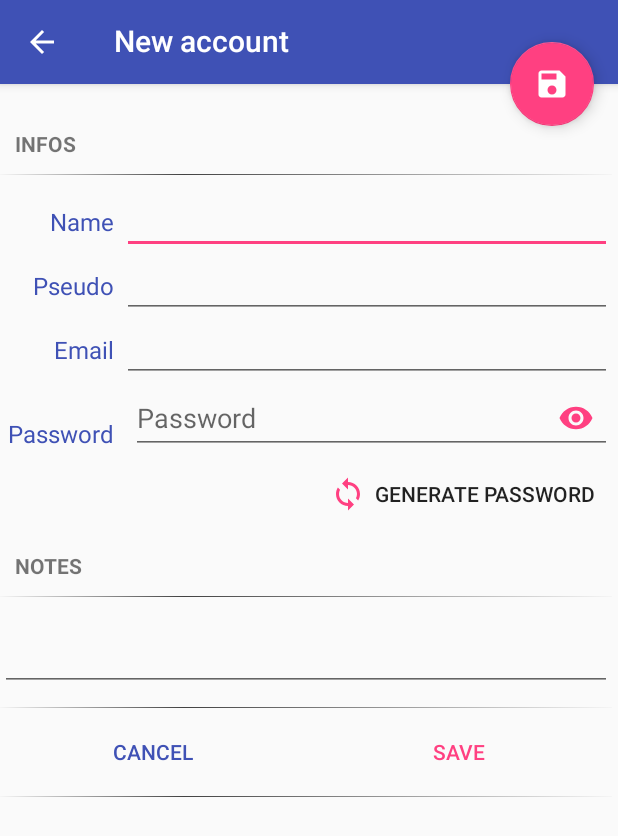
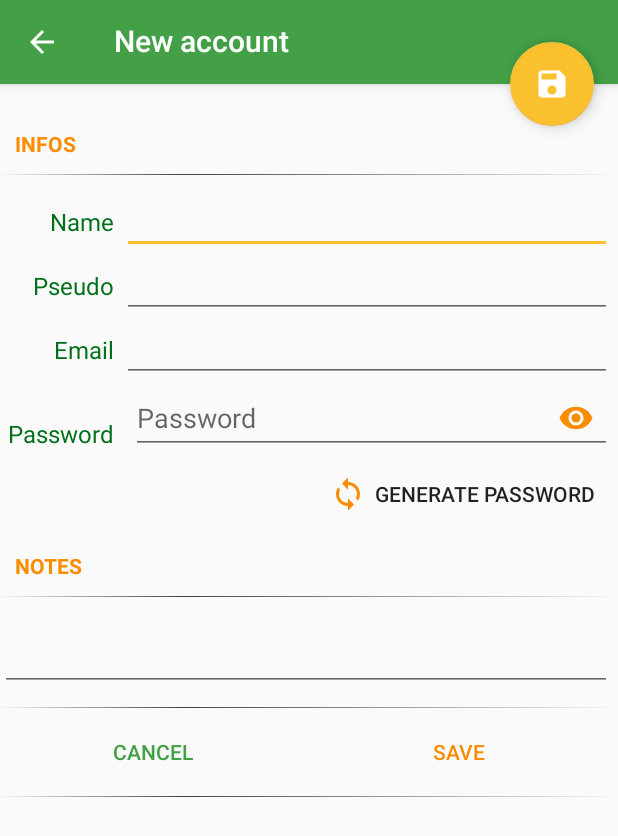
Before and after one commit to derlin-easypass/easypass-android-mse, an Android app: the AccountEditFragment screen opened directly, with no data from a screen before it, on a phone screen of 412 x 824 dp. Shown: the top 836 px of the screen. Run offline under Robolectric (Android 15) with nearby library versions, the light colour scheme and no system bars; libraries missing offline, so code that uses them is left out: com.shawnlin.numberpicker, nl.komponents.kovenant.

Commit message:
try colors green + yellow

```diff
--- a/app/src/main/res/layout/account_detail.xml
+++ b/app/src/main/res/layout/account_detail.xml
@@ -75,7 +75,7 @@
                 android:id="@+id/details_show_password"
                 android:layout_marginEnd="15dp"
                 android:background="@drawable/ic_visibility_on"
-                android:backgroundTint="@color/colorAccent"
+                android:backgroundTint="@color/colorSecondary"
                 android:layout_width="wrap_content"
                 android:layout_height="wrap_content"
                 android:contentDescription="toggle password view"/>
--- a/app/src/main/res/layout/account_edit.xml
+++ b/app/src/main/res/layout/account_edit.xml
@@ -92,7 +92,7 @@
             style="@style/details_edit_value"
             app:hintEnabled="false"
             app:passwordToggleEnabled="true"
-            app:passwordToggleTint="@color/colorAccent">
+            app:passwordToggleTint="@color/colorSecondary">
 
             <android.support.design.widget.TextInputEditText
                 android:id="@+id/details_password"
@@ -113,7 +113,7 @@
             android:layout_gravity="end"
             android:drawableLeft="@drawable/ic_sync"
             android:drawablePadding="5dip"
-            android:drawableTint="@color/colorAccent"
+            android:drawableTint="@color/colorSecondary"
             android:text="Generate Password" />
 
         <!--notes header-->
@@ -168,6 +168,7 @@
             <Button
                 android:id="@+id/button_edit_save"
                 style="@style/Widget.AppCompat.Button.Borderless.Colored"
+                android:textColor="@color/colorSecondary"
                 android:layout_width="match_parent"
                 android:layout_height="wrap_content"
                 android:layout_weight="1"
--- a/app/src/main/res/layout/alert_change_password.xml
+++ b/app/src/main/res/layout/alert_change_password.xml
@@ -10,7 +10,7 @@
         style="@style/TextAppearance.AppCompat.Body1"
         android:layout_width="match_parent"
         android:layout_height="wrap_content"
-        android:drawableTint="@color/colorAccent"
+        android:drawableTint="@color/colorSecondary"
         android:gravity="center_vertical"
         android:drawableLeft="@android:drawable/stat_sys_warning"
         android:text="  This action cannot be undone!"/>
@@ -22,7 +22,7 @@
         android:layout_marginTop="10dip"
         app:passwordToggleContentDescription="New password"
         app:passwordToggleEnabled="true"
-        app:passwordToggleTint="@color/colorAccent">
+        app:passwordToggleTint="@color/colorSecondary">
 
         <android.support.design.widget.TextInputEditText
             android:id="@+id/passwordField"
--- a/app/src/main/res/layout/bottom_sheet_layout.xml
+++ b/app/src/main/res/layout/bottom_sheet_layout.xml
@@ -26,7 +26,6 @@
         style="@style/bottom_sheet_buttons"
         android:onClick="bottomSheetClicked"
         android:drawableStart="@drawable/ic_content_copy"
-        android:drawableTint="@android:color/darker_gray"
         android:text="Copy Password" />
 
     <Button
--- a/app/src/main/res/layout/dialog_generate_password.xml
+++ b/app/src/main/res/layout/dialog_generate_password.xml
@@ -29,7 +29,7 @@
         android:layout_height="wrap_content"
         android:layout_marginTop="25dp"
         android:layout_gravity="center_horizontal"
-        app:np_dividerColor="@color/colorAccent"
+        app:np_dividerColor="@color/colorSecondary"
         app:np_max="30"
         app:np_min="3"
         app:np_height="50dip"
@@ -56,10 +56,9 @@
         android:textSize="16sp"
         android:layout_margin="15dip"
         android:layout_gravity="center_horizontal"
-        android:textColor="@color/colorPrimary"
         android:drawableStart="@drawable/ic_sync"
         android:drawablePadding="5dip"
-        android:drawableTint="@color/colorAccent"
+        android:drawableTint="@color/colorSecondary"
         android:text="regenerate" />
 
 
--- a/app/src/main/res/layout/fragment_enter_password.xml
+++ b/app/src/main/res/layout/fragment_enter_password.xml
@@ -29,7 +29,7 @@
         android:layout_below="@id/newSessionText"
         app:passwordToggleContentDescription="Password"
         app:passwordToggleEnabled="true"
-        app:passwordToggleTint="@color/colorAccent">
+        app:passwordToggleTint="@color/colorSecondary">
 
         <android.support.design.widget.TextInputEditText
             android:id="@+id/passwordField"
--- a/app/src/main/res/layout/settings_list_header.xml
+++ b/app/src/main/res/layout/settings_list_header.xml
@@ -14,7 +14,7 @@
         style="@android:style/TextAppearance.Material.Large"
         android:layout_width="wrap_content"
         android:layout_height="wrap_content"
-        android:textColor="@color/colorAccent"
+        android:textColor="@color/colorSecondary"
         android:textStyle="bold"
         android:layout_marginBottom="1dip"
         android:layout_marginStart="5dip"
--- a/app/src/main/res/menu/menu_list_accounts.xml
+++ b/app/src/main/res/menu/menu_list_accounts.xml
@@ -7,11 +7,13 @@
         android:icon="@android:drawable/ic_menu_search"
         app:showAsAction="always"
         app:actionViewClass="android.support.v7.widget.SearchView"
+        android:iconTint="@color/colorSecondaryLight"
         android:title="Search"/>
 
     <item
         android:icon="@android:drawable/ic_menu_sort_by_size"
         app:showAsAction="always"
+        android:iconTint="@color/colorSecondaryLight"
         android:title="sort">
         <menu>
             <group
@@ -43,6 +45,7 @@
     <item
         android:id="@+id/action_settings"
         android:icon="@drawable/ic_settings"
+        android:iconTint="@color/colorSecondaryLight"
         app:showAsAction="never"
         android:title="Settings"/>
 
--- a/app/src/main/res/values/colors.xml
+++ b/app/src/main/res/values/colors.xml
@@ -1,6 +1,12 @@
 <?xml version="1.0" encoding="utf-8"?>
 <resources>
-    <color name="colorPrimary">#3F51B5</color>
-    <color name="colorPrimaryDark">#303F9F</color>
-    <color name="colorAccent">#FF4081</color>
+    <color name="colorPrimary">#43a047</color>
+    <color name="colorPrimaryDark">#00701a</color>
+    <color name="colorPrimaryLight">#76d275</color>
+    <color name="colorSecondaryLight">#fbc02d</color>
+    <color name="colorSecondary">#fb8c00</color>
+    <color name="colorSecondaryDark">#c41c00</color>
+    <color name="colorRipple">#fff9c4</color>
+
+    <!-- primary: 43a047    primary dark: #00701a     secondary: #fb8c00 -->
 </resources>
--- a/app/src/main/res/values/strings.xml
+++ b/app/src/main/res/values/strings.xml
@@ -30,6 +30,6 @@
     Ensure your master pass is <b>strong enough</b>, but not too hard to remember :).]]></string>
     <string name="start_quote">“Passwords are like underwear: you don’t let people see it, you should change it very often, and you shouldn’t share it with strangers.”</string>
     <string name="start_quote_author">– Chris Pirillo</string>
-    <string name="fmt_copy_xx"><![CDATA[COPY %s <small><font color=\'#AAAAAA\'>%s</font></small>]]></string>
+    <string name="fmt_copy_xx"><![CDATA[COPY %s <small><font color=\'#FBC02D\'>%s</font></small>]]></string>
     <string name="title_activity_settings">Settings</string>
 </resources>
--- a/app/src/main/res/values/styles.xml
+++ b/app/src/main/res/values/styles.xml
@@ -5,7 +5,13 @@
         <!-- Customize your theme here. -->
         <item name="colorPrimary">@color/colorPrimary</item>
         <item name="colorPrimaryDark">@color/colorPrimaryDark</item>
-        <item name="colorAccent">@color/colorAccent</item>
+        <item name="colorAccent">@color/colorSecondaryLight</item>
+
+        <!--infos: https://medium.com/google-developers/theming-with-appcompat-1a292b754b35-->
+        <!-- editText border color on edit -->
+        <!--<item name="colorControlActivated">@color/colorSecondaryLight</item>-->
+        <!--ripple color-->
+        <item name="colorControlHighlight">@color/colorRipple</item>
     </style>
 
     <style name="AppTheme.NoActionBar">
@@ -25,6 +31,7 @@
         <item name="android:textStyle">bold</item>
         <item name="android:layout_marginTop">4dp</item>
         <item name="android:padding">10dp</item>
+        <item name="android:textColor">@color/colorSecondary</item>
     </style>
 
     <style name="divider">
@@ -44,7 +51,7 @@
     <style name="details_label" parent="details_font">
         <item name="android:layout_height">fill_parent</item>
         <item name="android:layout_width">wrap_content</item>
-        <item name="android:textColor">@color/colorPrimary</item>
+        <item name="android:textColor">@color/colorPrimaryDark</item>
         <item name="android:padding">5dp</item>
         <item name="android:layout_gravity">right</item>
     </style>
@@ -63,10 +70,11 @@
 
 
     <style name="bottom_sheet_buttons" parent="Widget.AppCompat.Button.Borderless.Colored">
+        <item name="android:textColor">@android:color/secondary_text_light</item>
         <item name="android:gravity">center_vertical</item>
         <item name="android:layout_width">match_parent</item>
         <item name="android:layout_height">wrap_content</item>
         <item name="android:drawablePadding">15dip</item>
-        <item name="android:drawableTint">@android:color/darker_gray</item>
+        <item name="android:drawableTint">@color/colorSecondaryLight</item>
     </style>
 </resources>
```
Also changed, not shown: 1 other file.
